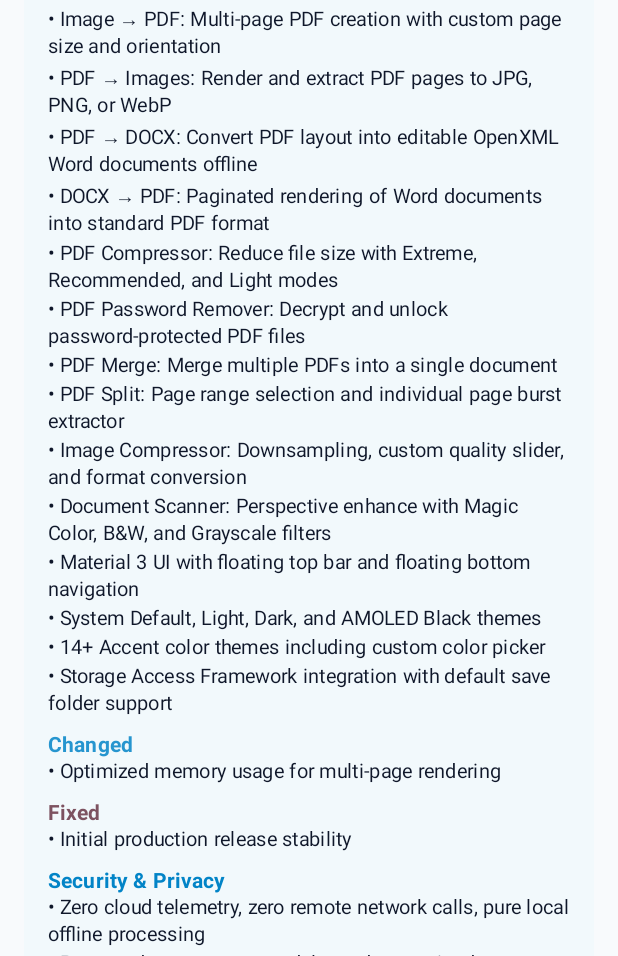
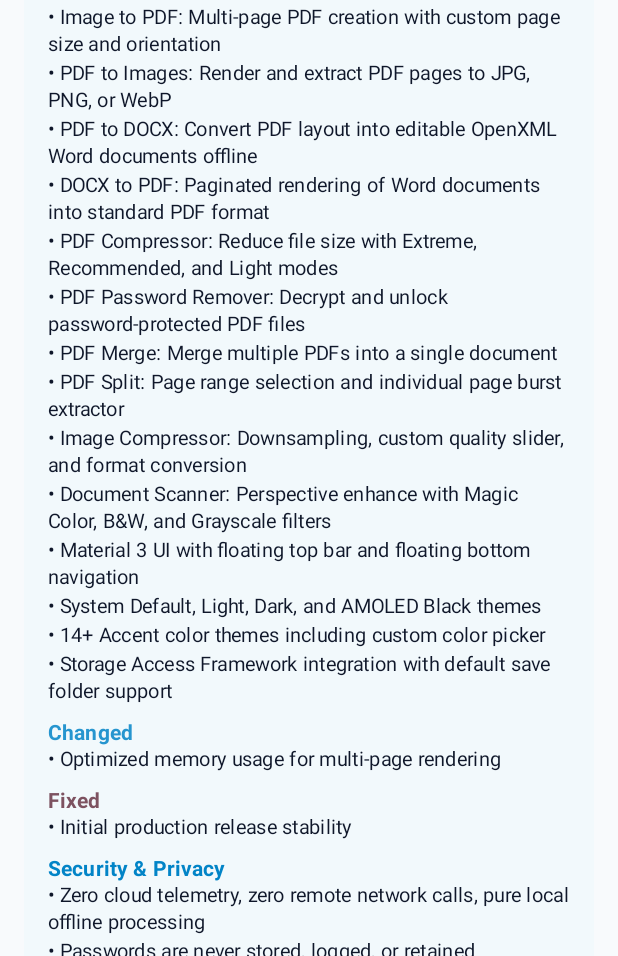
Before and after one commit to zer0k7/FileFlow, an Android app built with Jetpack Compose: the composable ChangelogScreen shown on its own in the app's theme, on a phone screen of 412 x 824 dp, the part 280-1236 px from its top. Run offline under Robolectric (Android 15) with nearby library versions, the light colour scheme and no system bars; 7 statements that could not run were skipped.

Commit message:
feat: Automate dynamic versioning and single-source changelog architecture

```diff
--- /dev/null
+++ b/app/src/main/java/com/salik/fileflow/core/changelog/ChangelogManager.kt
@@ -0,0 +1,48 @@
+package com.salik.fileflow.core.changelog
+
+import android.content.Context
+import com.salik.fileflow.core.model.ChangelogVersion
+import org.json.JSONArray
+import java.io.InputStreamReader
+
+object ChangelogManager {
+
+    fun loadChangelog(context: Context): List<ChangelogVersion> {
+        val list = mutableListOf<ChangelogVersion>()
+        try {
+            val jsonString = context.assets.open("changelog.json").use { stream ->
+                InputStreamReader(stream, Charsets.UTF_8).readText()
+            }
+            val array = JSONArray(jsonString)
+            for (i in 0 until array.length()) {
+                val obj = array.getJSONObject(i)
+                val addedList = parseStringList(obj.optJSONArray("added"))
+                val changedList = parseStringList(obj.optJSONArray("changed"))
+                val fixedList = parseStringList(obj.optJSONArray("fixed"))
+                val securityList = parseStringList(obj.optJSONArray("security"))
+
+                list.add(
+                    ChangelogVersion(
+                        version = obj.getString("version"),
+                        releaseDate = obj.getString("releaseDate"),
+                        added = addedList,
+                        changed = changedList,
+                        fixed = fixedList,
+                        security = securityList
+                    )
+                )
+            }
+        } catch (_: Exception) {
+        }
+        return list
+    }
+
+    private fun parseStringList(jsonArray: JSONArray?): List<String> {
+        if (jsonArray == null) return emptyList()
+        val result = mutableListOf<String>()
+        for (i in 0 until jsonArray.length()) {
+            result.add(jsonArray.getString(i))
+        }
+        return result
+    }
+}
--- a/app/src/main/java/com/salik/fileflow/ui/screens/settings/ChangelogScreen.kt
+++ b/app/src/main/java/com/salik/fileflow/ui/screens/settings/ChangelogScreen.kt
@@ -21,54 +21,24 @@ import androidx.compose.material3.MaterialTheme
 import androidx.compose.material3.Surface
 import androidx.compose.material3.Text
 import androidx.compose.runtime.Composable
+import androidx.compose.runtime.remember
 import androidx.compose.ui.Alignment
 import androidx.compose.ui.Modifier
+import androidx.compose.ui.platform.LocalContext
 import androidx.compose.ui.text.font.FontWeight
 import androidx.compose.ui.unit.dp
-import androidx.compose.ui.unit.sp
-import com.salik.fileflow.core.model.ChangelogVersion
+import com.salik.fileflow.core.changelog.ChangelogManager
 import com.salik.fileflow.ui.components.FloatingTopAppBar
 import com.salik.fileflow.ui.theme.ToolCardShape
-
-val AppChangelog = listOf(
-    ChangelogVersion(
-        version = "1.0.0",
-        releaseDate = "August 17, 2026",
-        added = listOf(
-            "Initial release of FileFlow: 100% offline, privacy-first document and image suite",
-            "Image → PDF: Multi-page PDF creation with custom page size and orientation",
-            "PDF → Images: Render and extract PDF pages to JPG, PNG, or WebP",
-            "PDF → DOCX: Convert PDF layout into editable OpenXML Word documents offline",
-            "DOCX → PDF: Paginated rendering of Word documents into standard PDF format",
-            "PDF Compressor: Reduce file size with Extreme, Recommended, and Light modes",
-            "PDF Password Remover: Decrypt and unlock password-protected PDF files",
-            "PDF Merge: Merge multiple PDFs into a single document",
-            "PDF Split: Page range selection and individual page burst extractor",
-            "Image Compressor: Downsampling, custom quality slider, and format conversion",
-            "Document Scanner: Perspective enhance with Magic Color, B&W, and Grayscale filters",
-            "Material 3 UI with floating top bar and floating bottom navigation",
-            "System Default, Light, Dark, and AMOLED Black themes",
-            "14+ Accent color themes including custom color picker",
-            "Storage Access Framework integration with default save folder support"
-        ),
-        changed = listOf(
-            "Optimized memory usage for multi-page rendering"
-        ),
-        fixed = listOf(
-            "Initial production release stability"
-        ),
-        security = listOf(
-            "Zero cloud telemetry, zero remote network calls, pure local offline processing",
-            "Passwords are never stored, logged, or retained"
-        )
-    )
-)
 
 @Composable
 fun ChangelogScreen(
     onBack: () -> Unit,
     modifier: Modifier = Modifier
 ) {
+    val context = LocalContext.current
+    val changelogList = remember { ChangelogManager.loadChangelog(context) }
+
     Column(modifier = modifier.fillMaxSize()) {
         FloatingTopAppBar(
             title = "Changelog",
@@ -85,7 +55,7 @@ fun ChangelogScreen(
             contentPadding = PaddingValues(horizontal = 16.dp, vertical = 8.dp),
             verticalArrangement = Arrangement.spacedBy(16.dp)
         ) {
-            items(AppChangelog) { entry ->
+            items(changelogList) { entry ->
                 Surface(
                     shape = ToolCardShape,
                     color = MaterialTheme.colorScheme.surface,
```
Also changed, not shown: app/build.gradle.kts (+6 -2 lines), app/src/main/assets/changelog.json (added, +33 -0 lines), 1 other file.
